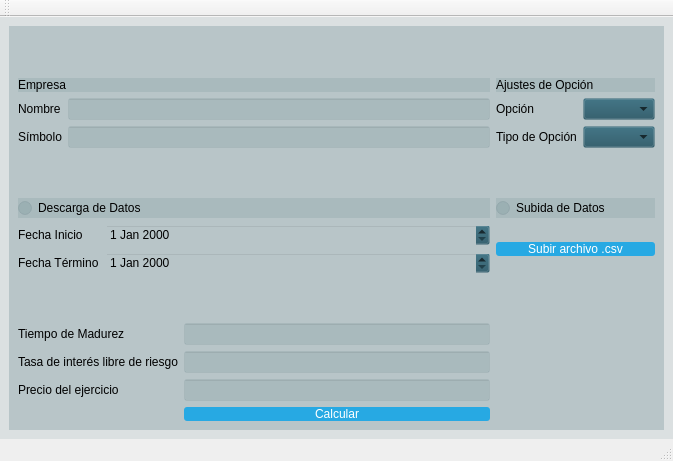
icomann/QuantumISW, file sample3.ui: the form before one commit.
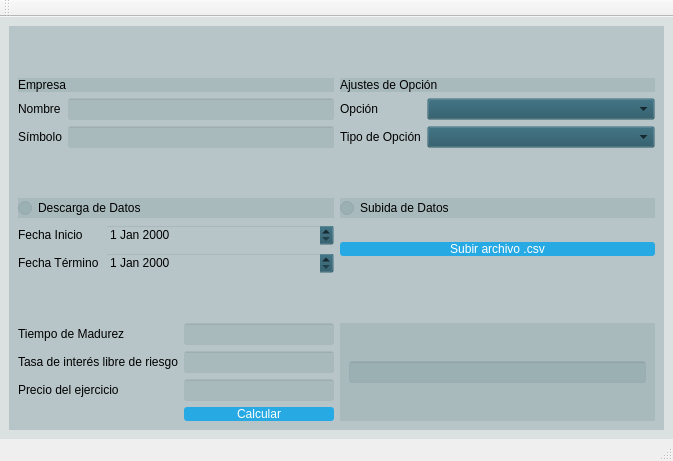
The form after the commit. The open tabs and pages were chosen to show the change.

Patch:
```diff
--- a/sample3.ui
+++ b/sample3.ui
@@ -360,6 +360,19 @@
           </item>
          </layout>
         </item>
+        <item row="7" column="1">
+         <widget class="QWidget" name="widget_bar" native="true">
+          <layout class="QGridLayout" name="gridLayout_6">
+           <item row="0" column="0">
+            <widget class="QLineEdit" name="error_line">
+             <property name="enabled">
+              <bool>false</bool>
+             </property>
+            </widget>
+           </item>
+          </layout>
+         </widget>
+        </item>
        </layout>
       </widget>
       <widget class="QWidget" name="Resultados">
```
Left out of the diff: 54 changed lines with no effect on the pictures.
